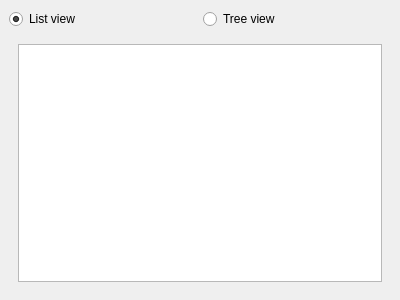
Old version of the form src/components/repositoryfiles/repositoryfiles.ui in the repository feelx88/git-qui.
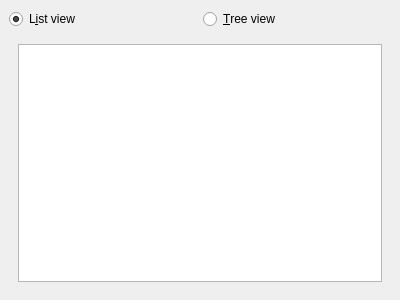
New version of the form.

Commit message: Added context menu for repository files component.

What changed in the file:
```diff
--- a/src/components/repositoryfiles/repositoryfiles.ui
+++ b/src/components/repositoryfiles/repositoryfiles.ui
@@ -23,7 +23,7 @@
       <item>
        <widget class="QRadioButton" name="radioButton">
         <property name="text">
-         <string>List view</string>
+         <string>L&amp;ist view</string>
         </property>
         <property name="checked">
          <bool>true</bool>
@@ -33,7 +33,7 @@
       <item>
        <widget class="QRadioButton" name="radioButton_2">
         <property name="text">
-         <string>Tree view</string>
+         <string>&amp;Tree view</string>
         </property>
        </widget>
       </item>
```
Left out of the diff: 8 changed lines with no effect on the pictures. The commit also changes 1 other file.
